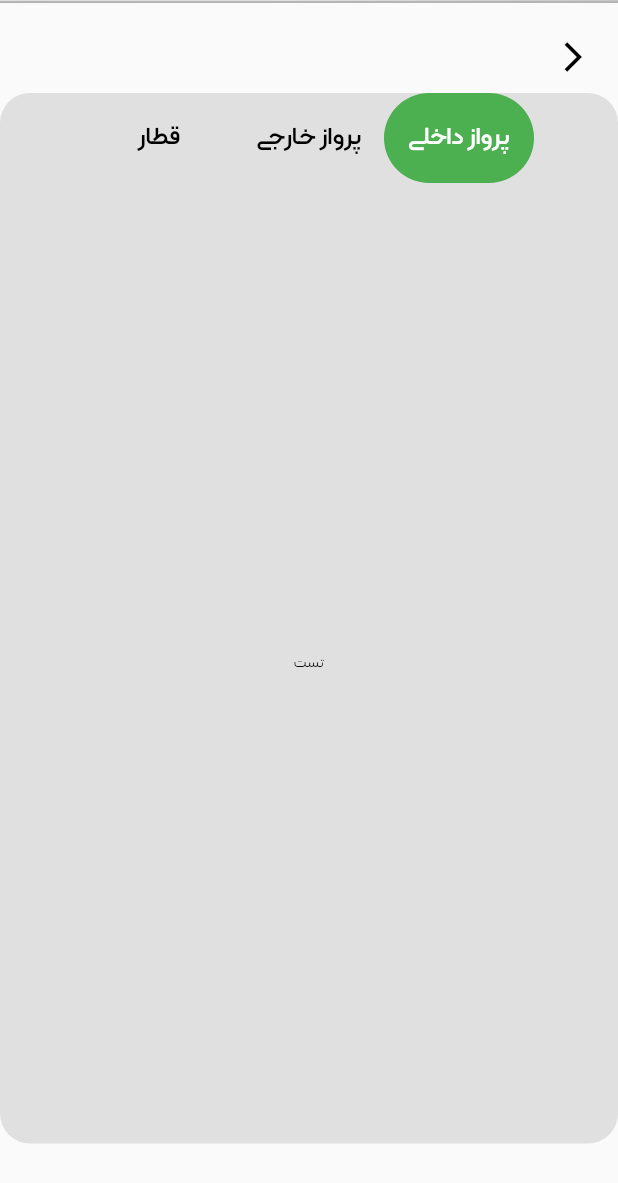
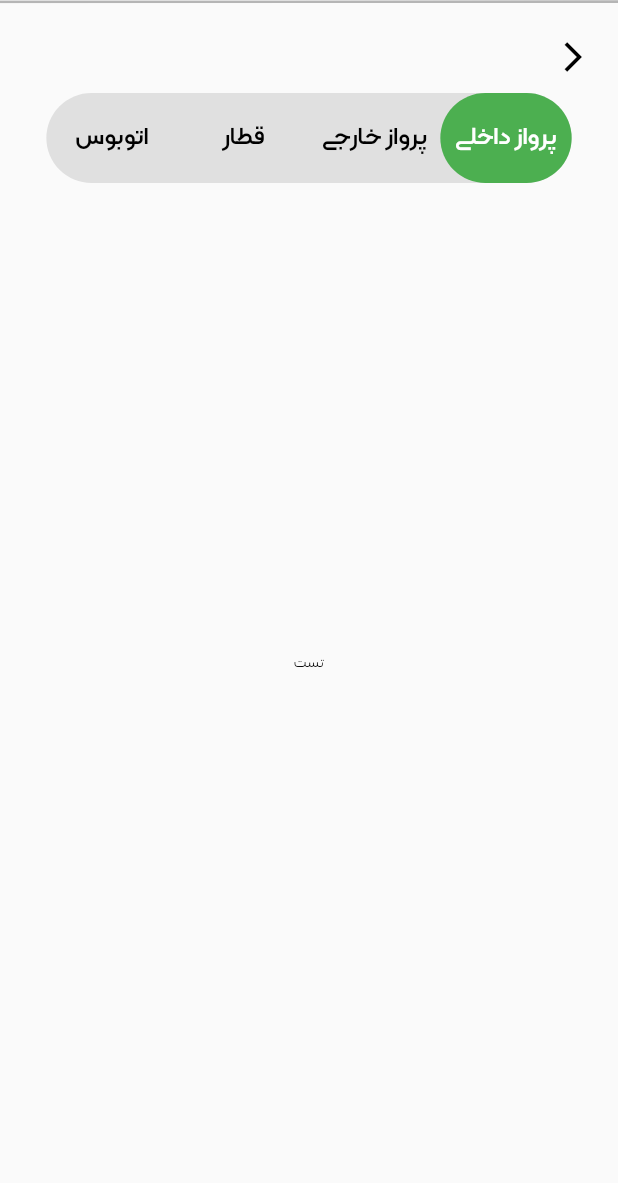
Before and after one commit to ghaemaliabadi/unlimited-heap-ap401, a Flutter app: the ProjectMainPage screen opened directly, on a phone screen of 412 x 824 dp. Shown: the top 1183 px of the screen. Run offline on Flutter 3.47's test engine with Material 2 defaults, Android fonts, the phone set to English and light mode, and no system bars.

Commit message:
chore: add train and bus to list and extract method for createPageItem

```diff
--- a/lib/screens/ProjectMainPage.dart
+++ b/lib/screens/ProjectMainPage.dart
@@ -10,7 +10,7 @@ class ProjectMainPage extends StatefulWidget {
 }
 
 class _ProjectMainPage extends State<ProjectMainPage> {
-  late PageController _pageController;
+  late PageController _pageController = PageController();
   int activePageIndex = 0;
 
   @override
@@ -27,8 +27,14 @@ class _ProjectMainPage extends State<ProjectMainPage> {
 
   @override
   Widget build(BuildContext context) {
-    var pageWidth = MediaQuery.of(context).size.width;
-    var pageHeight = MediaQuery.of(context).size.height;
+    var pageWidth = MediaQuery
+        .of(context)
+        .size
+        .width;
+    var pageHeight = MediaQuery
+        .of(context)
+        .size
+        .height;
     return Scaffold(
       appBar: AppBar(
         // title: Text(widget.title, style: Theme.of(context).textTheme.headline2),
@@ -59,7 +65,7 @@ class _ProjectMainPage extends State<ProjectMainPage> {
                 ),
               ),
             ],
-          ),
+          ), // Row For Back Icon
           SingleChildScrollView(
             physics: const ClampingScrollPhysics(),
             child: GestureDetector(
@@ -70,7 +76,6 @@ class _ProjectMainPage extends State<ProjectMainPage> {
                 width: pageWidth,
                 height: pageHeight * 0.85,
                 decoration: const BoxDecoration(
-                  color: Color(0XFFE0E0E0),
                   borderRadius: BorderRadius.all(Radius.circular(20)),
                 ),
                 child: Column(
@@ -81,7 +86,7 @@ class _ProjectMainPage extends State<ProjectMainPage> {
                       child: _menuBar(context),
                     ),
                     Expanded(
-                      flex: 2,
+                      // flex: 2,
                       child: PageView(
                         controller: _pageController,
                         physics: const ClampingScrollPhysics(),
@@ -110,6 +115,12 @@ class _ProjectMainPage extends State<ProjectMainPage> {
                               child: Text("تست ۳"),
                             ),
                           ),
+                          ConstrainedBox(
+                            constraints: const BoxConstraints.expand(),
+                            child: const Center(
+                              child: Text("تست 4"),
+                            ),
+                          ),
                         ],
                       ),
                     ),
@@ -124,8 +135,16 @@ class _ProjectMainPage extends State<ProjectMainPage> {
   }
 
   Widget _menuBar(BuildContext context) {
+    var pageWidth = MediaQuery
+        .of(context)
+        .size
+        .width;
+    // var pageHeight = MediaQuery
+    //     .of(context)
+    //     .size
+    //     .height;
     return Container(
-      width: 300.0,
+      width: pageWidth * 0.85,
       height: 60.0,
       decoration: const BoxDecoration(
         color: Color(0XFFE0E0E0),
@@ -134,54 +153,36 @@ class _ProjectMainPage extends State<ProjectMainPage> {
       child: Row(
         mainAxisAlignment: MainAxisAlignment.spaceEvenly,
         children: <Widget>[
-          Expanded(
+          createPageItem(context, "پرواز داخلی", 0, _tapOnDomesticFlight),
+          createPageItem(context, "پرواز خارجی", 1, _tapOnInternationalFlight),
+          createPageItem(context, "قطار", 2, _tapOnTrain),
+          createPageItem(context, "اتوبوس", 3, _tapOnBus),
+        ],
+      ),
+    );
+  }
+
+  Expanded createPageItem(BuildContext context, String name, int index, onTap) {
+    return Expanded(
       child: InkWell(
         borderRadius: const BorderRadius.all(Radius.circular(1000)),
-              onTap: _tapOnDomesticFlight,
+        onTap: onTap,
         child: Container(
-                width: MediaQuery.of(context).size.width,
+          width: MediaQuery
+              .of(context)
+              .size
+              .width,
           padding: const EdgeInsets.symmetric(vertical: 15),
           alignment: Alignment.center,
-                decoration: (activePageIndex == 0)
-                    ? const BoxDecoration(
-                        color: Colors.green,
-                        borderRadius: BorderRadius.all(Radius.circular(1000)),
+          decoration: (activePageIndex == index)
+              ? BoxDecoration(
+            color: Theme.of(context).colorScheme.primary,
+            borderRadius: const BorderRadius.all(Radius.circular(1000)),
           )
               : null,
           child: Text(
-                  "پرواز داخلی",
-                  style: (activePageIndex == 0)
-                      ? const TextStyle(
-                          color: Colors.white,
-                          fontSize: 20,
-                          fontWeight: FontWeight.bold,
-                        )
-                      : const TextStyle(
-                          color: Colors.black,
-                          fontSize: 20,
-                          fontWeight: FontWeight.bold,
-                        ),
-                ),
-              ),
-            ),
-          ),
-          Expanded(
-            child: InkWell(
-              borderRadius: const BorderRadius.all(Radius.circular(1000)),
-              onTap: _tapOnInternationalFlight,
-              child: Container(
-                width: MediaQuery.of(context).size.width,
-                padding: const EdgeInsets.symmetric(vertical: 15),
-                alignment: Alignment.center,
-                decoration: (activePageIndex == 1)
-                    ? const BoxDecoration(
-                        color: Colors.green,
-                        borderRadius: BorderRadius.all(Radius.circular(1000)),
-                      )
-                    : null,
-                child: Text(
-                  "پرواز خارجی",
-                  style: (activePageIndex == 1)
+            name,
+            style: (activePageIndex == index)
                 ? const TextStyle(
                 color: Colors.white,
                 fontSize: 20,
@@ -193,53 +194,26 @@ class _ProjectMainPage extends State<ProjectMainPage> {
           ),
         ),
       ),
-          ),
-          Expanded(
-            child: InkWell(
-              borderRadius: const BorderRadius.all(Radius.circular(1000)),
-              onTap: _tapOnTrain,
-              child: Container(
-                width: MediaQuery.of(context).size.width,
-                padding: const EdgeInsets.symmetric(vertical: 15),
-                alignment: Alignment.center,
-                decoration: (activePageIndex == 2)
-                    ? const BoxDecoration(
-                        color: Colors.green,
-                        borderRadius: BorderRadius.all(Radius.circular(1000)),
-                      )
-                    : null,
-                child: Text(
-                  "قطار",
-                  style: (activePageIndex == 2)
-                      ? const TextStyle(
-                          color: Colors.white,
-                          fontSize: 20,
-                          fontWeight: FontWeight.bold)
-                      : const TextStyle(
-                          color: Colors.black,
-                          fontSize: 20,
-                          fontWeight: FontWeight.bold),
-                ),
-              ),
-            ),
-          ),
-        ],
-      ),
     );
   }
 
   void _tapOnDomesticFlight() {
     _pageController.animateToPage(0,
-        duration: const Duration(milliseconds: 500), curve: Curves.easeInOutCubicEmphasized);
+        duration: const Duration(milliseconds: 10), curve: Curves.decelerate);
   }
 
   void _tapOnInternationalFlight() {
     _pageController.animateToPage(1,
-        duration: const Duration(milliseconds: 500), curve: Curves.easeInOutCubicEmphasized);
+        duration: const Duration(milliseconds: 10), curve: Curves.decelerate);
   }
 
   void _tapOnTrain() {
     _pageController.animateToPage(2,
-        duration: const Duration(milliseconds: 500), curve: Curves.easeInOutCubicEmphasized);
+        duration: const Duration(milliseconds: 10), curve: Curves.decelerate);
+  }
+
+  void _tapOnBus() {
+    _pageController.animateToPage(3,
+        duration: const Duration(milliseconds: 10), curve: Curves.decelerate);
   }
 }
```
Lines whose indentation alone changed are shown as unchanged.
